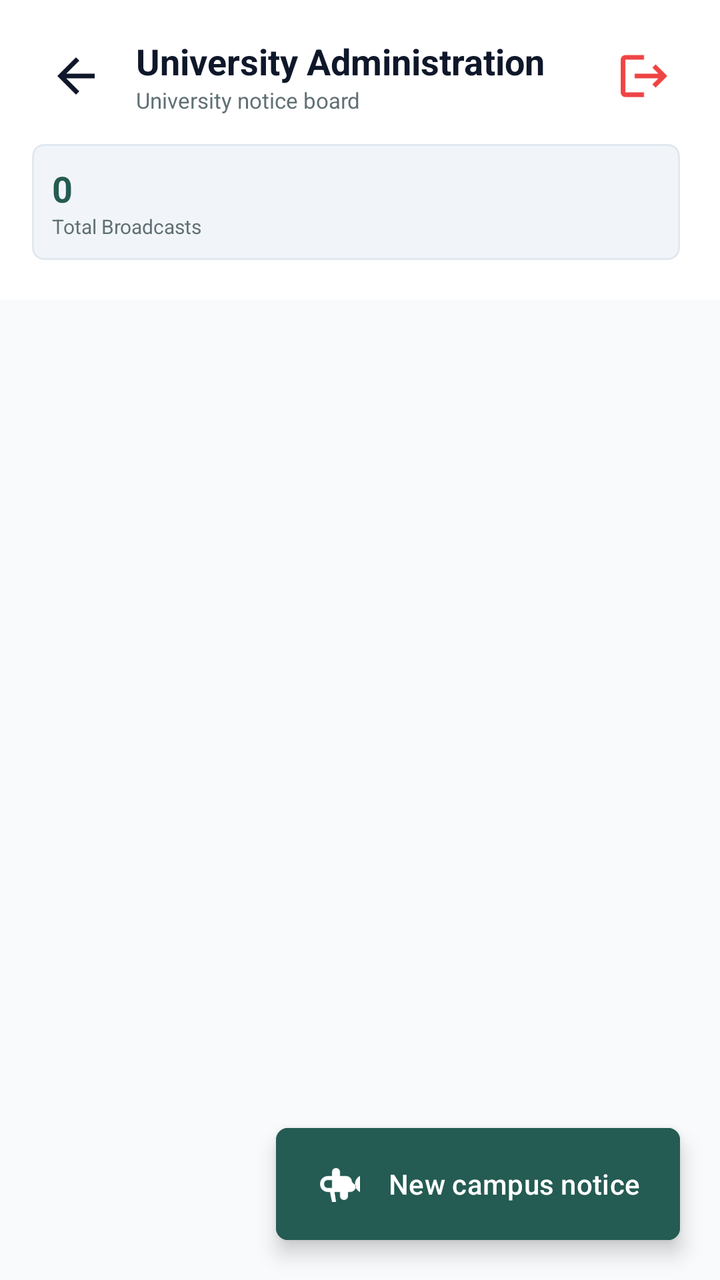
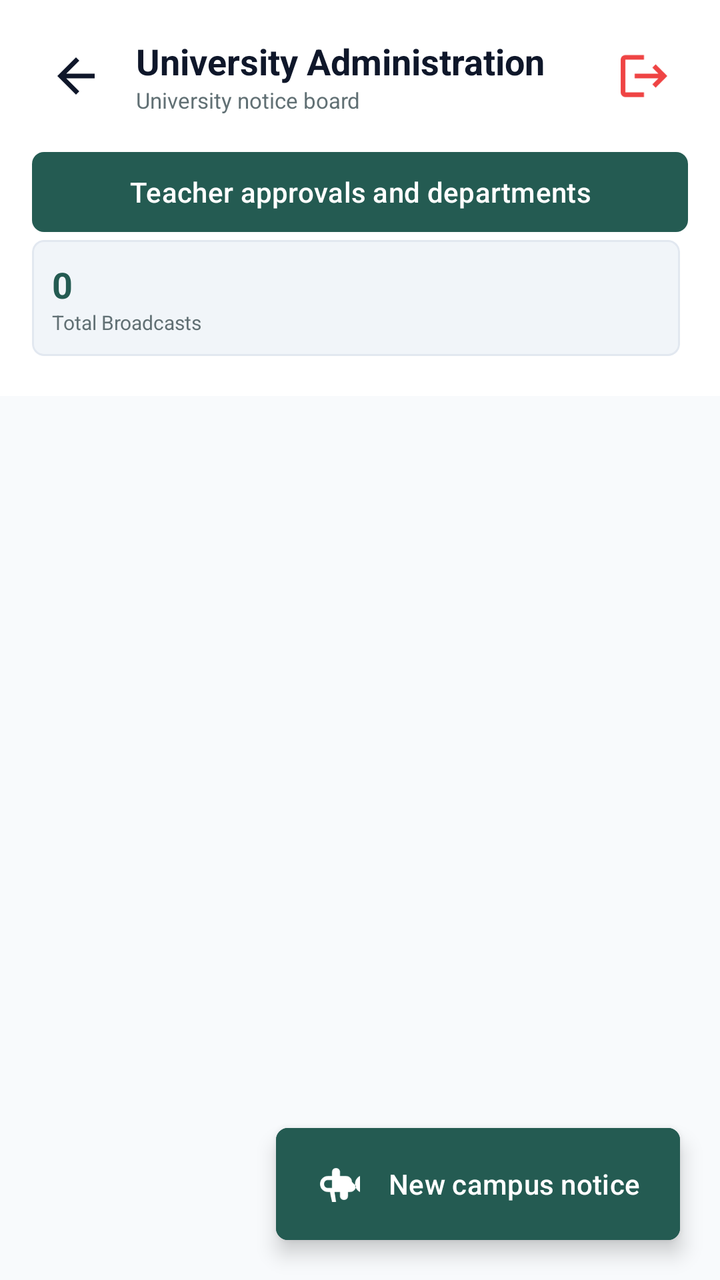

Screens rendered from an Android XML layout before and after an edit, with the pre-edit source and the edit as a unified diff.
<!-- AndroidManifest.xml: application theme Theme.Notify -->
<!-- res/layout/activity_admin_dashboard.xml -->
<?xml version="1.0" encoding="utf-8"?>
<androidx.coordinatorlayout.widget.CoordinatorLayout
    xmlns:android="http://schemas.android.com/apk/res/android"
    xmlns:app="http://schemas.android.com/apk/res-auto"
    xmlns:tools="http://schemas.android.com/tools"
    android:layout_width="match_parent"
    android:layout_height="match_parent"
    android:background="@color/background">

    
    <com.google.android.material.appbar.AppBarLayout
        android:layout_width="match_parent"
        android:layout_height="wrap_content"
        android:background="@color/surface"
        app:elevation="2dp">

        <LinearLayout
            android:layout_width="match_parent"
            android:layout_height="wrap_content"
            android:orientation="vertical"
            android:paddingHorizontal="16dp"
            android:paddingTop="16dp"
            android:paddingBottom="12dp">

            <RelativeLayout
                android:layout_width="match_parent"
                android:layout_height="wrap_content"
                android:layout_marginBottom="12dp">

                <ImageButton
                    android:id="@+id/btnBack"
                    android:layout_width="44dp"
                    android:layout_height="44dp"
                    android:padding="8dp"
                    android:scaleType="fitCenter"
                    android:src="@drawable/ic_arrow_back"
                    android:background="?attr/selectableItemBackgroundBorderless"
                    app:tint="@color/on_surface"
                    android:layout_alignParentStart="true"
                    android:layout_centerVertical="true"
                    android:contentDescription="Back" />

                <LinearLayout
                    android:layout_width="wrap_content"
                    android:layout_height="wrap_content"
                    android:orientation="vertical"
                    android:layout_toEndOf="@id/btnBack"
                    android:layout_marginStart="8dp"
                    android:layout_centerVertical="true">

                    <TextView
                        android:layout_width="wrap_content"
                        android:layout_height="wrap_content"
                        android:text="University Administration"
                        android:textSize="18sp"
                        android:textStyle="bold"
                        android:textColor="@color/on_surface" />

                    <TextView
                        android:layout_width="wrap_content"
                        android:layout_height="wrap_content"
                        android:text="University notice board"
                        android:textSize="11sp"
                        android:textColor="@color/on_surface_subtle" />
                </LinearLayout>

                <ImageButton
                    android:id="@+id/btnLogout"
                    android:layout_width="44dp"
                    android:layout_height="44dp"
                    android:padding="8dp"
                    android:scaleType="fitCenter"
                    android:src="@drawable/ic_logout"
                    android:background="?attr/selectableItemBackgroundBorderless"
                    android:layout_alignParentEnd="true"
                    android:layout_centerVertical="true"
                    android:contentDescription="Logout"
                    app:tint="@color/badge_urgent" />
            </RelativeLayout>

            
            <LinearLayout
                android:layout_width="match_parent"
                android:layout_height="wrap_content"
                android:orientation="horizontal"
                android:layout_marginBottom="8dp">

                <com.google.android.material.card.MaterialCardView
                    android:layout_width="0dp"
                    android:layout_height="wrap_content"
                    android:layout_weight="1"
                    android:layout_marginEnd="4dp"
                    app:cardCornerRadius="6dp"
                    app:cardElevation="0dp"
                    app:strokeWidth="1dp"
                    app:strokeColor="@color/outline_variant"
                    app:cardBackgroundColor="@color/surface_variant">

                    <LinearLayout
                        android:layout_width="match_parent"
                        android:layout_height="wrap_content"
                        android:orientation="vertical"
                        android:padding="10dp">

                        <TextView
                            android:id="@+id/tvTotalNotices"
                            android:layout_width="wrap_content"
                            android:layout_height="wrap_content"
                            android:text="0"
                            android:textSize="18sp"
                            android:textStyle="bold"
                            android:textColor="@color/primary" />

                        <TextView
                            android:layout_width="wrap_content"
                            android:layout_height="wrap_content"
                            android:text="Total Broadcasts"
                            android:textSize="10sp"
                            android:textColor="@color/on_surface_subtle" />
                    </LinearLayout>
                </com.google.android.material.card.MaterialCardView>




            </LinearLayout>

        </LinearLayout>
    </com.google.android.material.appbar.AppBarLayout>

    
    <androidx.recyclerview.widget.RecyclerView
        android:id="@+id/rvAdminNotices"
        android:layout_width="match_parent"
        android:layout_height="match_parent"
        android:paddingTop="8dp"
        android:paddingBottom="80dp"
        android:clipToPadding="false"
        app:layout_behavior="@string/appbar_scrolling_view_behavior" />

    
    <com.google.android.material.floatingactionbutton.ExtendedFloatingActionButton
        android:id="@+id/fabAdminBroadcast"
        android:layout_width="wrap_content"
        android:layout_height="wrap_content"
        android:layout_gravity="bottom|end"
        android:layout_margin="20dp"
        android:text="New campus notice"
        android:textColor="@color/on_primary"
        app:icon="@drawable/ic_campaign"
        app:iconTint="@color/on_primary"
        android:backgroundTint="@color/primary"
        app:elevation="4dp" />

</androidx.coordinatorlayout.widget.CoordinatorLayout>
<!-- resources referenced by this layout -->
<resources>
  <color name="background">#F8FAFC</color>
  <color name="badge_urgent">#EF4444</color>
  <color name="on_primary">#FFFFFF</color>
  <color name="on_surface">#0F172A</color>
  <color name="on_surface_subtle">#617074</color>
  <color name="outline_variant">#E2E8F0</color>
  <color name="primary">#245B52</color>
  <color name="surface">#FFFFFF</color>
  <color name="surface_variant">#F1F5F9</color>
  <!-- drawable ic_arrow_back (drawable) -->
  <vector xmlns:android="http://schemas.android.com/apk/res/android"
      android:width="24dp"
      android:height="24dp"
      android:viewportWidth="24"
      android:viewportHeight="24">
    <path
        android:fillColor="#FFFFFFFF"
        android:pathData="M20,11H7.83l5.59,-5.59L12,4l-8,8 8,8 1.41,-1.41L7.83,13H20v-2z"/>
  </vector>
  <!-- drawable ic_campaign (drawable) -->
  <vector xmlns:android="http://schemas.android.com/apk/res/android"
      android:width="24dp"
      android:height="24dp"
      android:viewportWidth="24"
      android:viewportHeight="24">
    <path
        android:fillColor="#FFFFFFFF"
        android:pathData="M18,11c0,-1.66 -1.34,-3 -3,-3l-3,0V6c0,-1.1 -0.9,-2 -2,-2s-2,0.9 -2,2v2H6c-2.21,0 -4,1.79 -4,4s1.79,4 4,4h1l1,5h2l-0.7,-5H12v2c0,1.1 0.9,2 2,2s2,-0.9 2,-2v-2l1,0c1.66,0 3,-1.34 3,-3zM6,14c-1.1,0 -2,-0.9 -2,-2s0.9,-2 2,-2h2v4H6zM19.5,12c0,-1.77 1.02,-3.29 2.5,-4.03v8.05c-1.48,-0.73 -2.5,-2.25 -2.5,-4.02z"/>
  </vector>
  <!-- drawable ic_logout (drawable) -->
  <vector xmlns:android="http://schemas.android.com/apk/res/android"
      android:width="24dp"
      android:height="24dp"
      android:viewportWidth="24"
      android:viewportHeight="24">
    <path
        android:fillColor="#FFEF4444"
        android:pathData="M17,7l-1.41,1.41L18.17,11H8v2h10.17l-2.58,2.58L17,17l5,-5zM4,5h8V3H4c-1.1,0 -2,0.9 -2,2v14c0,1.1 0.9,2 2,2h8v-2H4V5z"/>
  </vector>
  <style name="Theme.Notify" parent="Base.Theme.Notify" />
  <style name="ShapeAppearance.Notify" parent="ShapeAppearance.Material3.Corner.Small"><item name="cornerSize">6dp</item></style>
  <style name="Widget.Notify.Button" parent="Widget.Material3.Button"><item name="cornerRadius">6dp</item></style>
  <style name="Widget.Notify.ExtendedButton" parent="Widget.Material3.ExtendedFloatingActionButton.Primary"><item name="shapeAppearance">@style/ShapeAppearance.Notify</item><item name="elevation">0dp</item></style>
  <color name="primary_dark">#19473F</color>
  <color name="primary_container">#DAE9E2</color>
  <color name="on_primary_container">#173B45</color>
  <color name="secondary">#10B981</color>
  <color name="secondary_container">#D1FAE5</color>
  <color name="on_secondary">#FFFFFF</color>
  <color name="on_secondary_container">#064E3B</color>
  <color name="outline">#CBD5E1</color>
  <!-- unchanged entries left out for length: 1 -->
</resources>

<!-- the commit's change to res/layout/activity_admin_dashboard.xml (unified diff, before → after) -->
@@ -78,6 +78,11 @@
                     app:tint="@color/badge_urgent" />
             </RelativeLayout>
 
+            <com.google.android.material.button.MaterialButton
+                android:id="@+id/btnAdministration" android:layout_width="match_parent" android:layout_height="wrap_content"
+                android:text="Teacher approvals and departments" app:cornerRadius="6dp" />
+
+
             
             <LinearLayout
                 android:layout_width="match_parent"
